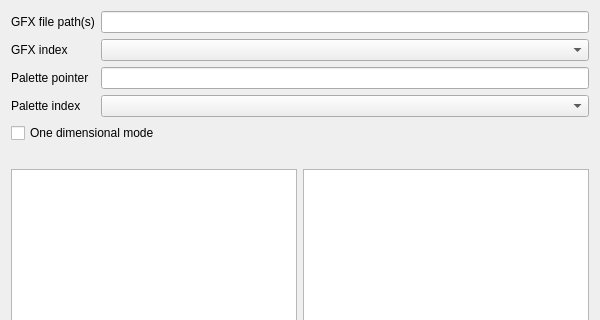
First picture: the form in dsvedit/gfx_editor.ui, repository LagoLunatic/DSVEdit, before the edit; both pictures show x 0 to 600 and y 0 to 320 of the 600 by 642 pixel window.
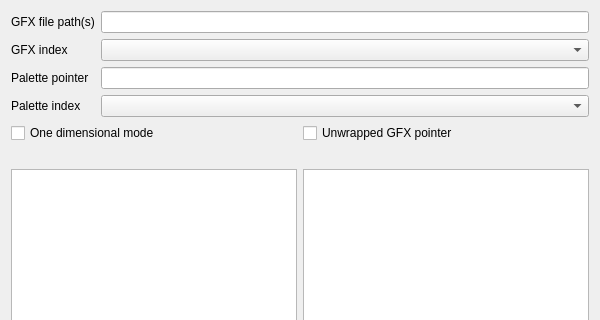
Second picture: the form after the edit.

Commit message: GFX editor: Support editing unwrapped gfx in AoS

Diff of the .ui file:
```diff
--- a/dsvedit/gfx_editor.ui
+++ b/dsvedit/gfx_editor.ui
@@ -62,11 +62,25 @@
     </layout>
    </item>
    <item>
+    <layout class="QHBoxLayout" name="horizontalLayout_2">
+     <item>
     <widget class="QCheckBox" name="one_dimensional_mode">
      <property name="text">
       <string>One dimensional mode</string>
      </property>
     </widget>
+     </item>
+     <item>
+      <widget class="QCheckBox" name="unwrapped_gfx">
+       <property name="toolTip">
+        <string>Check this for weapon graphics and item icons in AoS.</string>
+       </property>
+       <property name="text">
+        <string>Unwrapped GFX pointer</string>
+       </property>
+      </widget>
+     </item>
+    </layout>
    </item>
    <item>
     <widget class="QLabel" name="info_label">
```
Lines whose indentation alone changed are shown as unchanged. The commit also changes 2 other files.
